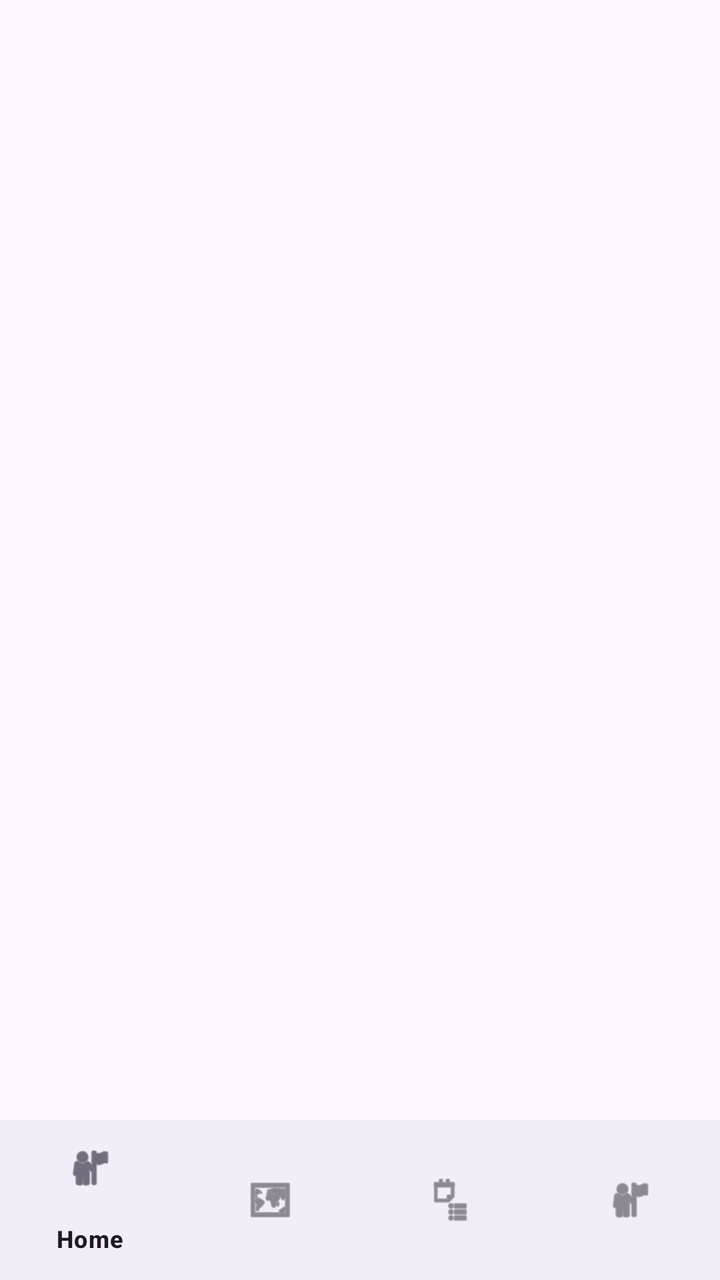
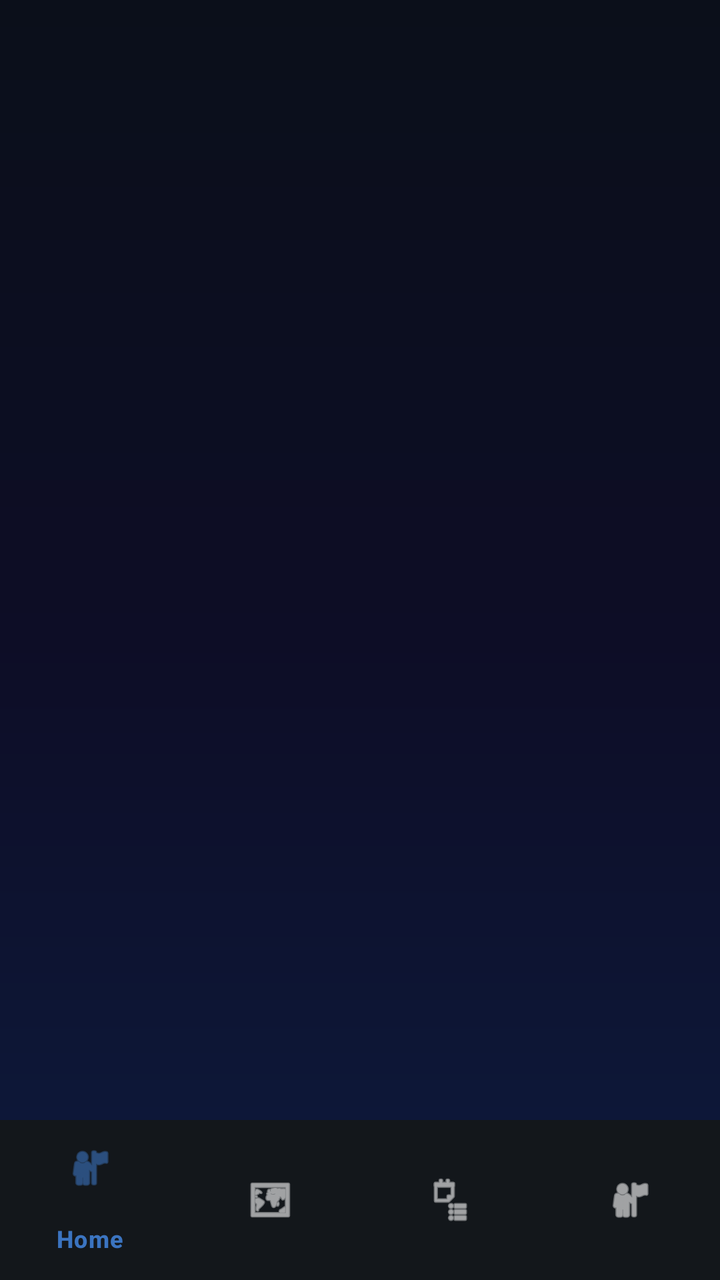

Compare the two renders of this Android layout. The source of the first and the diff that turns it into the second are given below.
<!-- AndroidManifest.xml: application theme Theme.FixIt_v2 -->
<!-- res/layout/activity_user_dashboard.xml -->
<?xml version="1.0" encoding="utf-8"?>
<RelativeLayout xmlns:android="http://schemas.android.com/apk/res/android"
    xmlns:app="http://schemas.android.com/apk/res-auto"
    android:layout_width="match_parent"
    android:layout_height="match_parent">

    <FrameLayout
        android:id="@+id/fragment_container"
        android:layout_width="match_parent"
        android:layout_height="match_parent"
        android:layout_above="@+id/bottom_navigation" />

    <com.google.android.material.bottomnavigation.BottomNavigationView
        android:id="@+id/bottom_navigation"
        android:layout_width="match_parent"
        android:layout_height="wrap_content"
        android:layout_alignParentBottom="true"
        app:menu="@menu/bottom_nav_menu" />
</RelativeLayout>
<!-- resources referenced by this layout -->
<resources>
  <style name="Theme.FixIt_v2" parent="Base.Theme.FixIt_v2" />
  <style name="Base.Theme.FixIt_v2" parent="Theme.Material3.DayNight.NoActionBar">
          
          
      </style>
</resources>

<!-- the commit's change to res/layout/activity_user_dashboard.xml (unified diff, before → after) -->
@@ -1,19 +1,29 @@
 <?xml version="1.0" encoding="utf-8"?>
-<RelativeLayout xmlns:android="http://schemas.android.com/apk/res/android"
+<androidx.constraintlayout.widget.ConstraintLayout xmlns:android="http://schemas.android.com/apk/res/android"
     xmlns:app="http://schemas.android.com/apk/res-auto"
     android:layout_width="match_parent"
-    android:layout_height="match_parent">
+    android:layout_height="match_parent"
+    android:background="@drawable/gradient_background">
 
     <FrameLayout
         android:id="@+id/fragment_container"
-        android:layout_width="match_parent"
-        android:layout_height="match_parent"
-        android:layout_above="@+id/bottom_navigation" />
+        android:layout_width="0dp"
+        android:layout_height="0dp"
+        app:layout_constraintBottom_toTopOf="@+id/bottom_navigation"
+        app:layout_constraintEnd_toEndOf="parent"
+        app:layout_constraintStart_toStartOf="parent"
+        app:layout_constraintTop_toTopOf="parent" />
 
     <com.google.android.material.bottomnavigation.BottomNavigationView
         android:id="@+id/bottom_navigation"
-        android:layout_width="match_parent"
+        android:layout_width="0dp"
         android:layout_height="wrap_content"
-        android:layout_alignParentBottom="true"
+        android:background="@color/bottom_nav_background"
+        app:itemIconTint="@color/bottom_nav_color_selector"
+        app:itemTextColor="@color/bottom_nav_color_selector"
+        app:layout_constraintBottom_toBottomOf="parent"
+        app:layout_constraintEnd_toEndOf="parent"
+        app:layout_constraintStart_toStartOf="parent"
         app:menu="@menu/bottom_nav_menu" />
-</RelativeLayout>
+
+</androidx.constraintlayout.widget.ConstraintLayout>
<!-- resource entries referenced after the edit -->
@@ -1,9 +1,62 @@
 <!-- resources referenced by this layout -->
 <resources>
+  <color name="bottom_nav_background">#13171B</color>
+  <!-- drawable gradient_background (drawable) -->
+  <?xml version="1.0" encoding="utf-8"?>
+  <shape xmlns:android="http://schemas.android.com/apk/res/android"
+      android:shape="rectangle">
+      <gradient
+          android:type="linear"
+          android:angle="-90"
+          android:startColor="@color/gradient_start_dark"
+          android:centerColor="@color/gradient_center_dark"
+          android:endColor="@color/gradient_end_dark" />
+  </shape>
   <style name="Theme.FixIt_v2" parent="Base.Theme.FixIt_v2" />
-  <style name="Base.Theme.FixIt_v2" parent="Theme.Material3.DayNight.NoActionBar">
+  <color name="gradient_start_dark">#0B0F1A</color>
+  <color name="gradient_center_dark">#0D0D26</color>
+  <color name="gradient_end_dark">#0D1B3E</color>
+  <style name="Base.Theme.FixIt_v2" parent="Theme.Material3.Dark.NoActionBar">
           
-          
+          <item name="colorPrimary">@color/primary</item>
+          <item name="colorSecondary">@color/secondary</item>
+          <item name="android:windowBackground">@drawable/gradient_background</item>
+          <item name="android:textViewStyle">@style/Widget.FixIt.TextView</item>
+          <item name="alertDialogTheme">@style/AlertDialogTheme</item> 
       </style>
+  <color name="primary">#6C63FF</color>
+  <color name="secondary">#00E5FF</color>
+  <style name="Widget.FixIt.TextView" parent="Widget.AppCompat.TextView">
+          <item name="android:textAppearance">@style/TextAppearance.FixIt.Body</item>
+      </style>
+  <style name="AlertDialogTheme" parent="ThemeOverlay.Material3.Dark">
+          <item name="android:windowBackground">@drawable/glass_card_background</item>
+          <item name="colorSurface">@android:color/transparent</item>
+          <item name="android:textColorPrimary">@color/text_primary_dark</item>
+          <item name="android:textColorSecondary">@color/text_secondary_dark</item>
+          <item name="buttonBarPositiveButtonStyle">@style/AlertDialog.Button</item>
+          <item name="buttonBarNegativeButtonStyle">@style/AlertDialog.Button</item>
+      </style>
+  <style name="TextAppearance.FixIt.Body" parent="TextAppearance.MaterialComponents.Body1">
+          <item name="android:textColor">@color/text_secondary_dark</item>
+          <item name="android:alpha">0.8</item>
+      </style>
+  <!-- drawable glass_card_background (drawable) -->
+  <?xml version="1.0" encoding="utf-8"?>
+  <shape xmlns:android="http://schemas.android.com/apk/res/android"
+      android:shape="rectangle">
+      <solid android:color="@color/card_glass_background"/>
+      <corners android:radius="@dimen/corner_radius_large"/>
+      <stroke android:width="@dimen/card_stroke_width" android:color="@color/card_glass_stroke"/>
+  </shape>
+  <color name="text_primary_dark">#FFFFFF</color>
+  <color name="text_secondary_dark">#A0A4B8</color>
+  <style name="AlertDialog.Button" parent="Widget.Material3.Button.TextButton.Dialog">
+          <item name="android:textColor">@color/primary</item>
+      </style>
+  <color name="card_glass_background">#14FFFFFF</color>
+  <dimen name="corner_radius_large">28dp</dimen>
+  <dimen name="card_stroke_width">1dp</dimen>
+  <color name="card_glass_stroke">#33FFFFFF</color>
 </resources>
 
